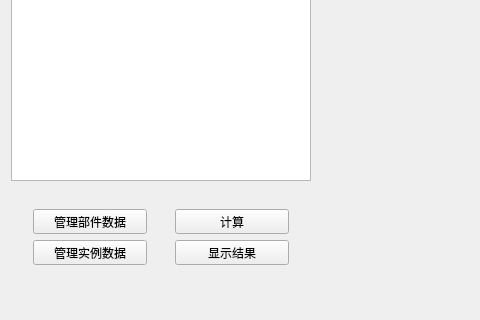
The window that TW/InterFace.ui (Shixuku/Tower-Visual) describes before a commit, drawn with Qt 5; both pictures show x 0 to 480 and y 510 to 830 of the 1293 by 830 pixel window.
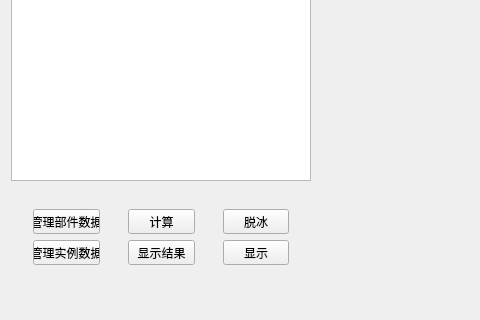
The same window after the commit. Icons and pictures are not drawn.

What changed in the file:
```diff
--- a/TW/InterFace.ui
+++ b/TW/InterFace.ui
@@ -82,6 +82,26 @@
          </layout>
         </widget>
        </item>
+       <item>
+        <widget class="QWidget" name="widget_2" native="true">
+         <layout class="QVBoxLayout" name="verticalLayout_3">
+          <item>
+           <widget class="QPushButton" name="btn_ice">
+            <property name="text">
+             <string>脱冰</string>
+            </property>
+           </widget>
+          </item>
+          <item>
+           <widget class="QPushButton" name="btn_show">
+            <property name="text">
+             <string>显示</string>
+            </property>
+           </widget>
+          </item>
+         </layout>
+        </widget>
+       </item>
       </layout>
      </widget>
     </item>
```
